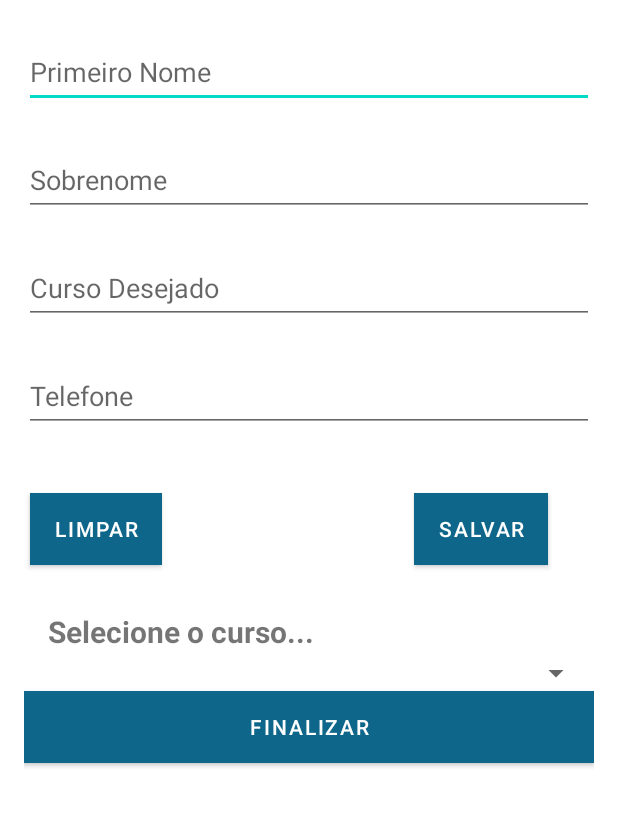
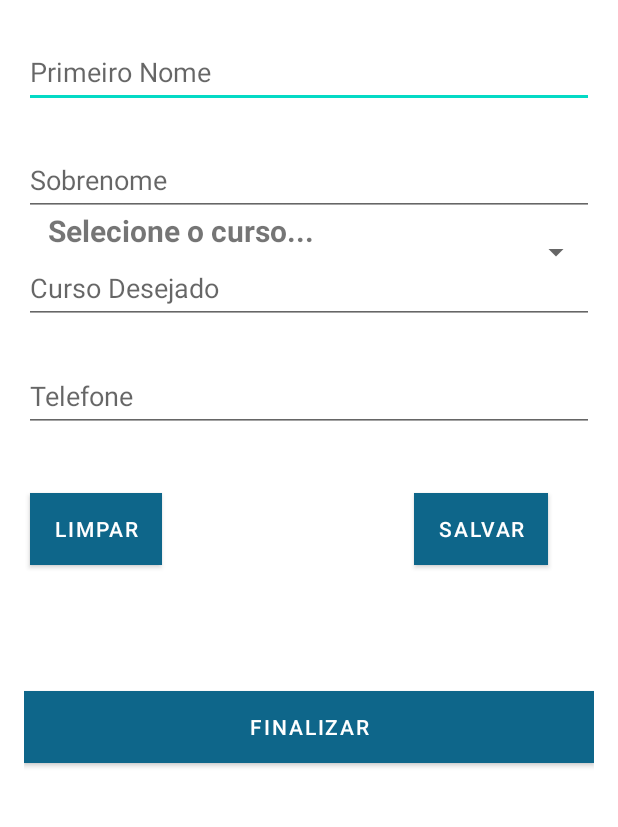
Before and after one commit to anamux/AppAppListaCursoUdemy, an Android app: the screen it shows after launch (MainActivity), on a phone screen of 412 x 824 dp, the part 161-988 px from its top. Run offline under Robolectric (Android 15) with nearby library versions, the phone set to English and light mode, and no system bars.

Commit message:
Método DadosParaSpinner

```diff
--- /dev/null
+++ b/app/src/main/java/com/anamuxfeldt/applista/controller/CursoController.java
@@ -0,0 +1,39 @@
+package com.anamuxfeldt.applista.controller;
+
+import com.anamuxfeldt.applista.model.Curso;
+
+import java.lang.reflect.Array;
+import java.util.ArrayList;
+import java.util.List;
+
+public class CursoController {
+
+    private List listCursos;
+
+    public List getlistaDeCursos(){
+
+        listCursos = new ArrayList<Curso>();
+
+        listCursos.add(new Curso("Android"));
+        listCursos.add(new Curso("iOS"));
+        listCursos.add(new Curso("PHP"));
+        listCursos.add(new Curso("Phyton"));
+        listCursos.add(new Curso("Flutter"));
+
+        return listCursos;
+    }
+
+    public ArrayList<String> dadosParaSpinner(){
+
+    ArrayList<String> dados = new ArrayList<>();
+
+        for (int i = 0; i < getlistaDeCursos().size()  ; i++) {
+
+            Curso objeto = (Curso) getlistaDeCursos().get(i);
+            dados.add(objeto.getNomeDoCurso());
+        }
+
+        return dados;
+    }
+
+}
--- a/app/src/main/java/com/anamuxfeldt/applista/model/Curso.java
+++ b/app/src/main/java/com/anamuxfeldt/applista/model/Curso.java
@@ -1,4 +1,18 @@
 package com.anamuxfeldt.applista.model;
 
 public class Curso {
+
+    private String nomeDoCurso;
+
+    public Curso(String nomeDoCurso) {
+        this.nomeDoCurso = nomeDoCurso;
+    }
+
+    public String getNomeDoCurso() {
+        return nomeDoCurso;
+    }
+
+    public void setNomeDoCurso(String nomeDoCurso) {
+        this.nomeDoCurso = nomeDoCurso;
+    }
 }
--- a/app/src/main/java/com/anamuxfeldt/applista/view/MainActivity.java
+++ b/app/src/main/java/com/anamuxfeldt/applista/view/MainActivity.java
@@ -10,14 +10,20 @@ import android.widget.EditText;
 import android.widget.Toast;
 
 import com.anamuxfeldt.applista.R;
+import com.anamuxfeldt.applista.controller.CursoController;
 import com.anamuxfeldt.applista.controller.PessoaController;
+import com.anamuxfeldt.applista.model.Curso;
 import com.anamuxfeldt.applista.model.Pessoa;
+
+import java.util.List;
 
 public class MainActivity extends AppCompatActivity {
 
     PessoaController controller;
+    CursoController cursoController;
 
     Pessoa pessoa;
+    List<Curso> listaDeCursos;
     EditText txtNome, txtSobrenome, txtCurso, txtTelefone;
     Button btnLimpar, btnSalvar, btnFinalizar;
 
@@ -27,7 +33,11 @@ public class MainActivity extends AppCompatActivity {
         setContentView(R.layout.activity_main);
 
         controller = new PessoaController(MainActivity.this);
+        controller.toString();
 
+        cursoController = new CursoController();
+        cursoController.getlistaDeCursos();
+        listaDeCursos = cursoController.getlistaDeCursos();
 
         pessoa = new Pessoa();
         controller.buscar(pessoa);
--- a/app/src/main/res/layout/activity_main.xml
+++ b/app/src/main/res/layout/activity_main.xml
@@ -45,6 +45,28 @@
         app:layout_constraintHorizontal_bias="0.0"
         app:layout_constraintStart_toStartOf="parent"
         app:layout_constraintTop_toBottomOf="@+id/txtNome" />
+
+
+    <Spinner
+        android:id="@+id/spinner2"
+        android:layout_width="377dp"
+        android:layout_height="wrap_content"
+        app:layout_constraintBottom_toBottomOf="@+id/textView2"
+        app:layout_constraintEnd_toEndOf="parent"
+        app:layout_constraintStart_toStartOf="parent"
+        app:layout_constraintTop_toBottomOf="@+id/textView2" />
+
+    <TextView
+        android:id="@+id/textView2"
+        android:layout_width="297dp"
+        android:layout_height="28dp"
+        android:text="Selecione o curso..."
+        android:textSize="20sp"
+        android:textStyle="bold"
+        app:layout_constraintBottom_toTopOf="@+id/txtCurso"
+        app:layout_constraintEnd_toEndOf="parent"
+        app:layout_constraintHorizontal_bias="0.195"
+        app:layout_constraintStart_toStartOf="parent" />
 
     <EditText
         android:id="@+id/txtCurso"
@@ -108,26 +130,6 @@
         app:layout_constraintHorizontal_bias="1.0"
         app:layout_constraintStart_toStartOf="parent" />
 
-    <Spinner
-        android:id="@+id/spinner2"
-        android:layout_width="377dp"
-        android:layout_height="wrap_content"
-        app:layout_constraintBottom_toTopOf="@+id/btnFinalizar"
-        app:layout_constraintEnd_toEndOf="parent"
-        app:layout_constraintStart_toStartOf="parent" />
-
-    <TextView
-        android:id="@+id/textView2"
-        android:layout_width="297dp"
-        android:layout_height="28dp"
-        android:layout_marginBottom="1dp"
-        android:text="Selecione o curso..."
-        android:textSize="20sp"
-        android:textStyle="bold"
-        app:layout_constraintBottom_toTopOf="@+id/spinner2"
-        app:layout_constraintEnd_toEndOf="parent"
-        app:layout_constraintHorizontal_bias="0.195"
-        app:layout_constraintStart_toStartOf="parent" />
 
 
 </androidx.constraintlayout.widget.ConstraintLayout>
```
